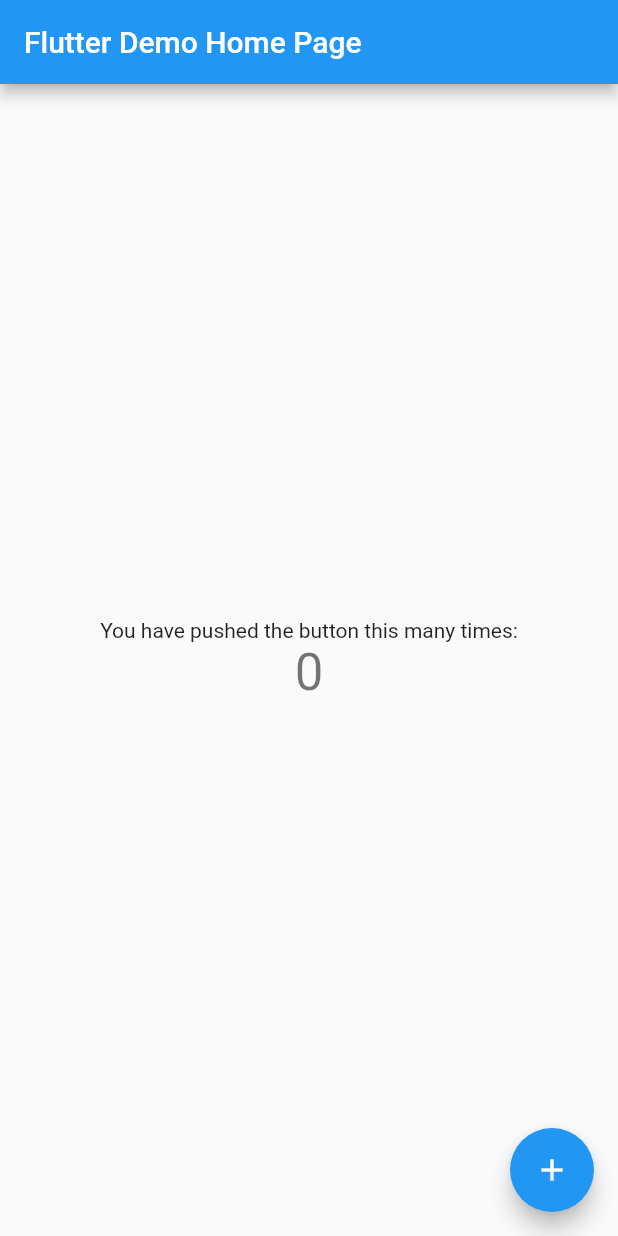
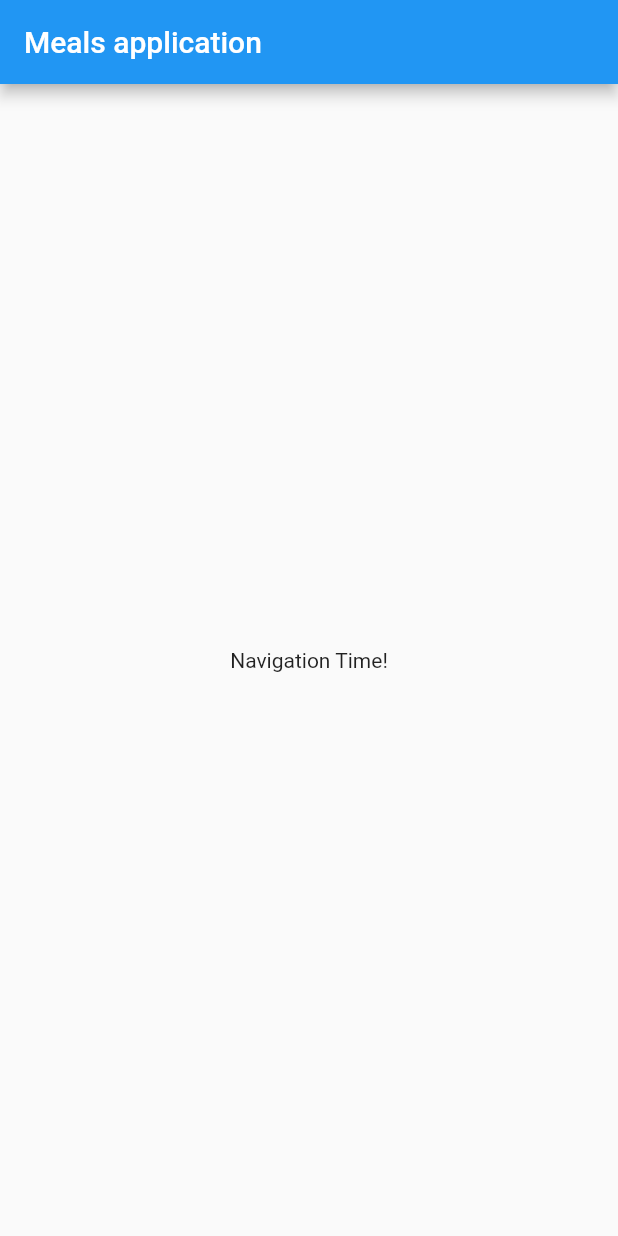
Before and after one commit to sairampoosarla/meal_app, a Flutter app: the screen it shows after launch, on a phone screen of 412 x 824 dp. Run offline on Flutter 3.47's test engine with Material 2 defaults, Android fonts, the phone set to English and light mode, and no system bars.

```diff
--- a/lib/main.dart
+++ b/lib/main.dart
@@ -63,53 +63,13 @@ class _MyHomePageState extends State<MyHomePage> {
 
   @override
   Widget build(BuildContext context) {
-    // This method is rerun every time setState is called, for instance as done
-    // by the _incrementCounter method above.
-    //
-    // The Flutter framework has been optimized to make rerunning build methods
-    // fast, so that you can just rebuild anything that needs updating rather
-    // than having to individually change instances of widgets.
     return Scaffold(
       appBar: AppBar(
-        // Here we take the value from the MyHomePage object that was created by
-        // the App.build method, and use it to set our appbar title.
-        title: Text(widget.title),
+        title: Text("Meals application"),
       ),
       body: Center(
-        // Center is a layout widget. It takes a single child and positions it
-        // in the middle of the parent.
-        child: Column(
-          // Column is also a layout widget. It takes a list of children and
-          // arranges them vertically. By default, it sizes itself to fit its
-          // children horizontally, and tries to be as tall as its parent.
-          //
-          // Invoke "debug painting" (press "p" in the console, choose the
-          // "Toggle Debug Paint" action from the Flutter Inspector in Android
-          // Studio, or the "Toggle Debug Paint" command in Visual Studio Code)
-          // to see the wireframe for each widget.
-          //
-          // Column has various properties to control how it sizes itself and
-          // how it positions its children. Here we use mainAxisAlignment to
-          // center the children vertically; the main axis here is the vertical
-          // axis because Columns are vertical (the cross axis would be
-          // horizontal).
-          mainAxisAlignment: MainAxisAlignment.center,
-          children: <Widget>[
-            const Text(
-              'You have pushed the button this many times:',
-            ),
-            Text(
-              '$_counter',
-              style: Theme.of(context).textTheme.headline4,
-            ),
-          ],
-        ),
+        child: Text("Navigation Time!"),
       ),
-      floatingActionButton: FloatingActionButton(
-        onPressed: _incrementCounter,
-        tooltip: 'Increment',
-        child: const Icon(Icons.add),
-      ), // This trailing comma makes auto-formatting nicer for build methods.
     );
   }
 }
```
Also changed, not shown: lib/categories_screen.dart (added, +25 -0 lines), lib/dummy_data.dart (added, +56 -0 lines), lib/models/category.dart (added, +11 -0 lines).
